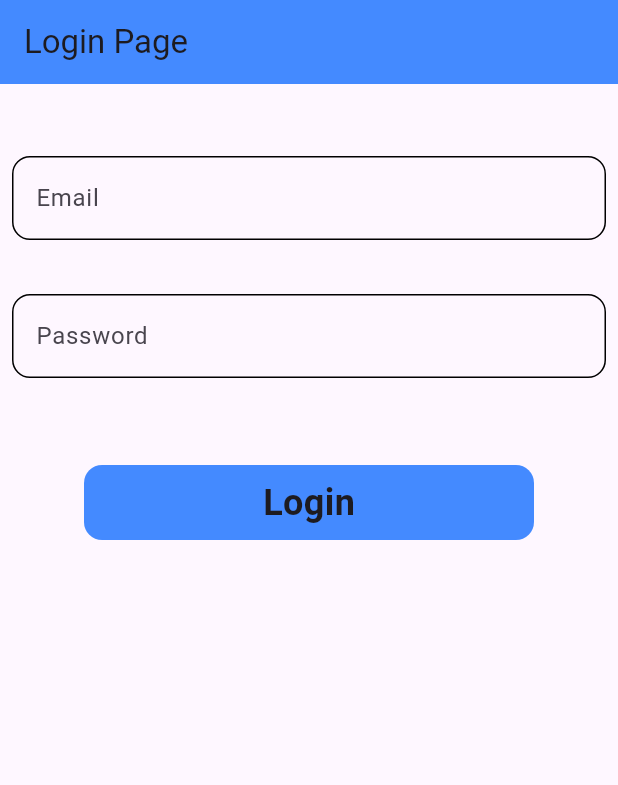
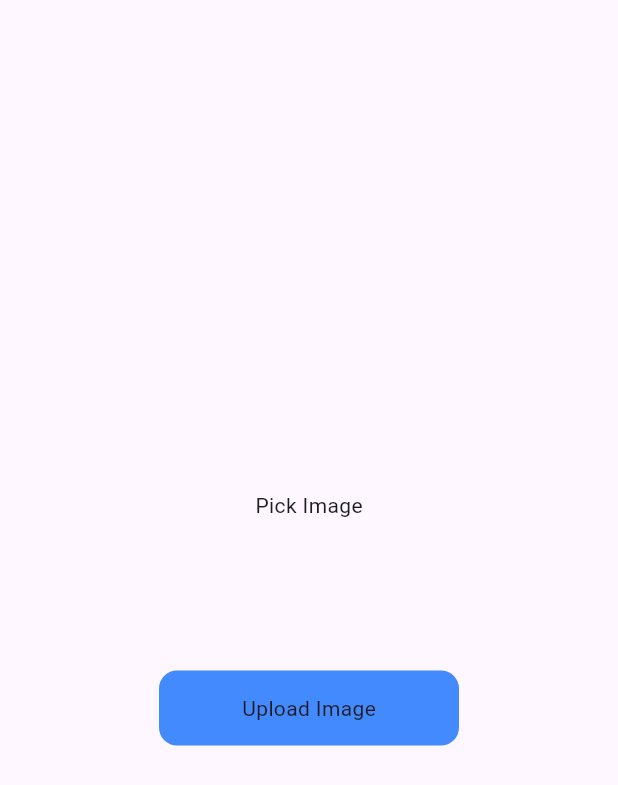
Before and after one commit to milan0122/first_api_project, a Flutter app: the screen it shows after launch, on a phone screen of 412 x 824 dp. Shown: the top 785 px of the screen. Run offline on Flutter 3.47's test engine with Material 3 defaults, Android fonts, the phone set to English and light mode, and no system bars; drawn by our look-alikes of modal_progress_hud_nsn; our stand-ins replace image_picker; missing offline and left inert: status_alert.

Commit message:
adding upload image file

```diff
--- a/lib/main.dart
+++ b/lib/main.dart
@@ -5,6 +5,7 @@
 import 'package:first_api/Get_Method/user_api2.dart';
 import 'package:first_api/Post_method/login_page.dart';
 import 'package:first_api/Post_method/singup_page.dart';
+import 'package:first_api/upload_image.dart';
 import 'package:flutter/material.dart';
 
 void main() {
@@ -23,7 +24,7 @@
         colorScheme: ColorScheme.fromSeed(seedColor: Colors.deepPurple),
         useMaterial3: true,
       ),
-      home: const LoginPage(),
+      home: const UploadImage(),
     );
   }
 }
--- /dev/null
+++ b/lib/upload_image.dart
@@ -0,0 +1,108 @@
+import 'dart:io';
+import 'package:http/http.dart' as http;
+import 'package:flutter/material.dart';
+import 'package:image_picker/image_picker.dart';
+import 'package:modal_progress_hud_nsn/modal_progress_hud_nsn.dart';
+class UploadImage extends StatefulWidget {
+  const UploadImage({super.key});
+
+  @override
+  State<UploadImage> createState() => _UploadImageState();
+}
+
+class _UploadImageState extends State<UploadImage> {
+  File? image;
+  get _picker => ImagePicker();
+  bool showSpinner = false;
+
+  Future <void> getImage() async{
+    final pickedFile = await _picker.pickImage(source:ImageSource.gallery,imageQuality:80);
+    if(pickedFile!=null){
+      image = File(pickedFile.path);
+      setState(() {
+
+      });
+    }
+    else{
+      print('no image selected');
+    }
+  }
+
+  Future<void> uploadImage()async{
+    setState(() {
+      showSpinner=true;
+    });
+    var stream = new http.ByteStream(image!.openRead());
+    stream.cast();
+    var length = await image!.length();
+    var uri = Uri.parse('https://fakestoreapi.com/products');
+    var request = new http.MultipartRequest('Post', uri);
+
+    request.fields['title']='Static title';
+
+    var multiport = new http.MultipartFile('image', stream, length);
+
+    request.files.add(multiport);
+    var response = await request.send();
+    if(response.statusCode==200){
+      print('image upload');
+      setState(() {
+        showSpinner=false;
+      });
+
+    }
+    else{
+      print('failed');
+      setState(() {
+        showSpinner=false;
+      });
+    }
+  }
+  @override
+  Widget build(BuildContext context) {
+    return ModalProgressHUD(
+      inAsyncCall: showSpinner,
+      child: Scaffold(
+        body:  Column(
+          mainAxisAlignment: MainAxisAlignment.center,
+          crossAxisAlignment: CrossAxisAlignment.center,
+          children: [
+            GestureDetector(
+              onTap: (){
+                getImage();
+              },
+              child: Container(
+                child: image==null? Center(child: Text("Pick Image"),):
+                    Container(
+                      child: Center(
+                        child:Image.file(
+                       File(image!.path).absolute,
+                        height: 100,
+                        width: 100,
+                        fit: BoxFit.cover,),
+                      ),
+                    ),
+
+              ),
+            ),
+            SizedBox(height: 100,),
+            GestureDetector(
+              onTap: (){
+                uploadImage();
+              },
+              child: Container(
+                height: 50,
+                width: 200,
+                child: Center(child: Text('Upload Image')),
+                decoration: BoxDecoration(
+                  borderRadius: BorderRadius.circular(12),
+                  color: Colors.blueAccent
+                ),
+              ),
+            )
+          ],
+        ),
+      ),
+    );
+  }
+}
--- a/pubspec.yaml
+++ b/pubspec.yaml
@@ -32,6 +32,7 @@
     sdk: flutter
   http: ^1.2.2
   modal_progress_hud_nsn: ^0.5.1
+  image_picker: ^1.1.2
   status_alert: ^1.0.1
 
 
```
Also changed, not shown: pubspec.lock, 10 other files.
